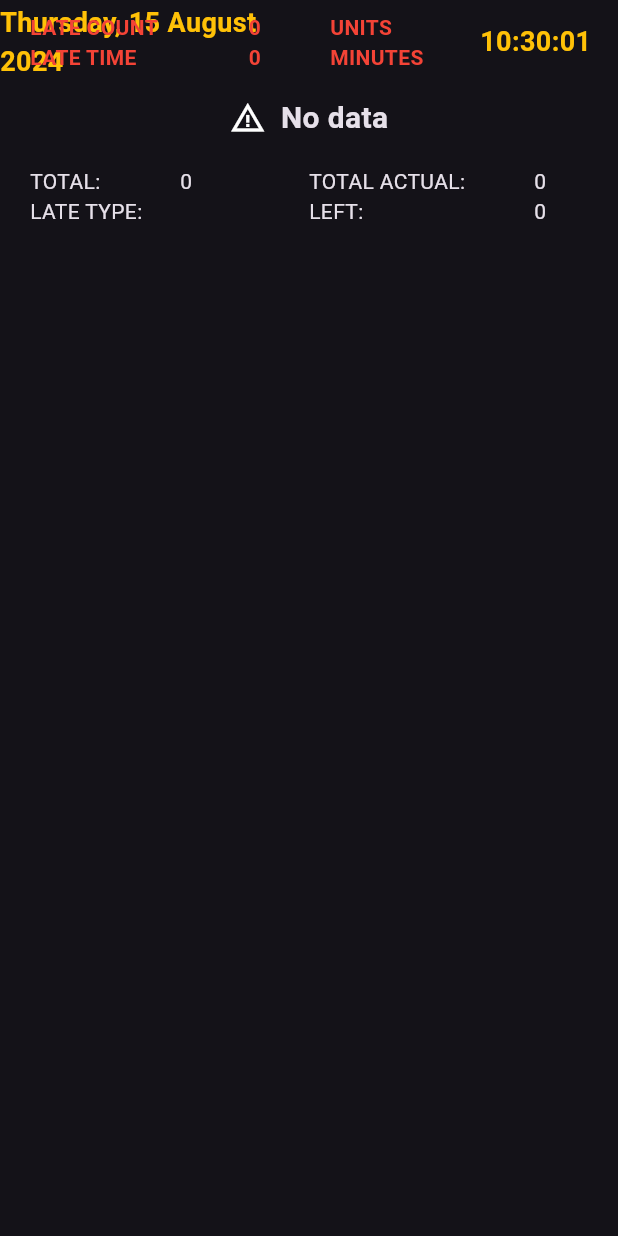
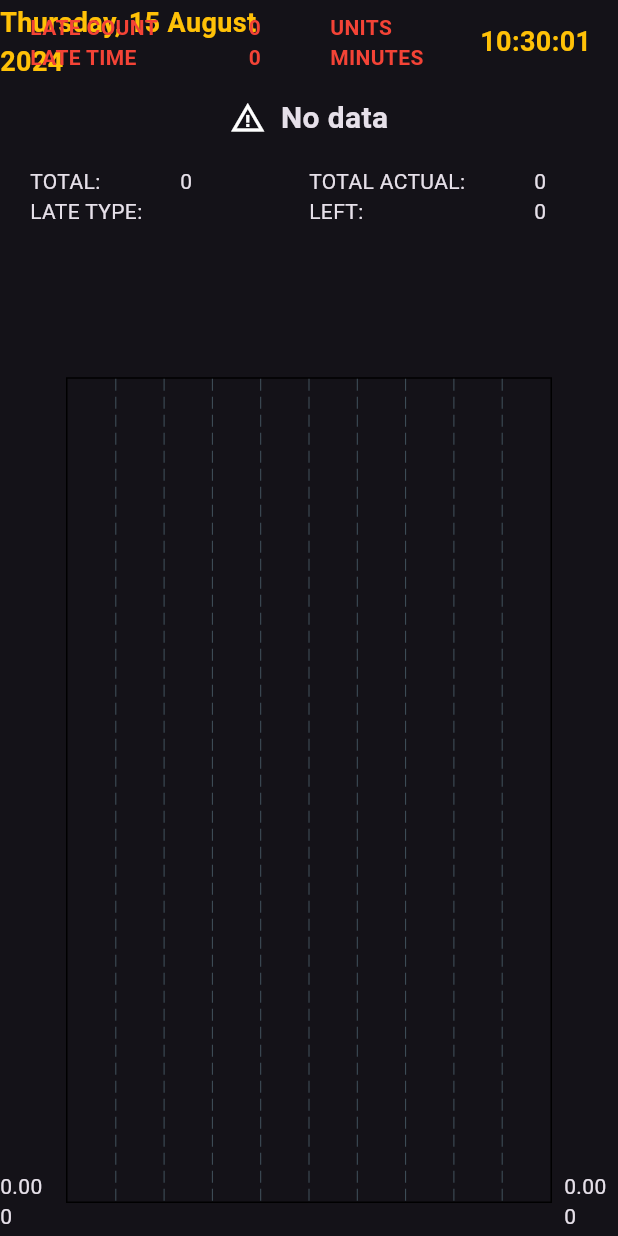
Before and after one commit to rtandil-agrotech/yanmar_app, a Flutter app: the screen it shows after launch, after a tap on "Assembly Page", on a phone screen of 412 x 824 dp. Run offline on Flutter 3.47's test engine with Material 3 defaults, Android fonts, the phone set to English and light mode, and no system bars; drawn by our look-alikes of fl_chart; our stand-ins replace equatable, flutter_bloc, get_it, go_router, supabase_flutter; accounts and stored records are empty.

Commit message:
Add graph to assembly

```diff
--- /dev/null
+++ b/lib/bloc/monthly_plan_produksi_data_fetcher_bloc/monthly_plan_produksi_data_fetcher_bloc.dart
@@ -0,0 +1,39 @@
+import 'package:flutter_bloc/flutter_bloc.dart';
+import 'package:equatable/equatable.dart';
+import 'package:supabase_flutter/supabase_flutter.dart';
+import 'package:yanmar_app/locator.dart';
+import 'package:yanmar_app/models/plan_produksi_model.dart';
+import 'package:yanmar_app/repository/supabase_repository.dart';
+
+part 'monthly_plan_produksi_data_fetcher_event.dart';
+part 'monthly_plan_produksi_data_fetcher_state.dart';
+
+class MonthlyPlanProduksiDataFetcherBloc extends Bloc<MonthlyPlanProduksiDataFetcherEvent, MonthlyPlanProduksiDataFetcherState> {
+  MonthlyPlanProduksiDataFetcherBloc() : super(MonthlyPlanProduksiDataFetcherInitial()) {
+    final DateTime now = DateTime.now();
+
+    final DateTime startTime = DateTime(now.year, now.month, 1);
+    final DateTime endTime = DateTime(now.year, now.month + 1, 1).subtract(const Duration(seconds: 1));
+
+    subs = _repo.subscribeToProductionActualChanges((p0) => add(FetchMonthlyPlanProduksiData()));
+
+    on<FetchMonthlyPlanProduksiData>((event, emit) async {
+      emit(MonthlyPlanProduksiDataFetcherLoading());
+      try {
+        final result = await _repo.getMonthlyPlanProduksi(startTime: startTime, endTime: endTime);
+        emit(MonthlyPlanProduksiDataFetcherDone(result));
+      } catch (e) {
+        emit(MonthlyPlanProduksiDataFetcherFailed(e.toString()));
+      }
+    });
+  }
+
+  final _repo = locator.get<SupabaseRepository>();
+  late final RealtimeChannel subs;
+
+  @override
+  Future<void> close() {
+    _repo.unsubscribe(subs);
+    return super.close();
+  }
+}
--- /dev/null
+++ b/lib/bloc/monthly_plan_produksi_data_fetcher_bloc/monthly_plan_produksi_data_fetcher_event.dart
@@ -0,0 +1,10 @@
+part of 'monthly_plan_produksi_data_fetcher_bloc.dart';
+
+sealed class MonthlyPlanProduksiDataFetcherEvent extends Equatable {
+  const MonthlyPlanProduksiDataFetcherEvent();
+
+  @override
+  List<Object> get props => [];
+}
+
+class FetchMonthlyPlanProduksiData extends MonthlyPlanProduksiDataFetcherEvent {}
--- /dev/null
+++ b/lib/bloc/monthly_plan_produksi_data_fetcher_bloc/monthly_plan_produksi_data_fetcher_state.dart
@@ -0,0 +1,22 @@
+part of 'monthly_plan_produksi_data_fetcher_bloc.dart';
+
+sealed class MonthlyPlanProduksiDataFetcherState extends Equatable {
+  const MonthlyPlanProduksiDataFetcherState();
+
+  @override
+  List<Object> get props => [];
+}
+
+final class MonthlyPlanProduksiDataFetcherInitial extends MonthlyPlanProduksiDataFetcherState {}
+
+final class MonthlyPlanProduksiDataFetcherLoading extends MonthlyPlanProduksiDataFetcherState {}
+
+final class MonthlyPlanProduksiDataFetcherDone extends MonthlyPlanProduksiDataFetcherState {
+  final List<MonthlyPlanProduksiModel> result;
+  const MonthlyPlanProduksiDataFetcherDone(this.result);
+}
+
+final class MonthlyPlanProduksiDataFetcherFailed extends MonthlyPlanProduksiDataFetcherState {
+  final String message;
+  const MonthlyPlanProduksiDataFetcherFailed(this.message);
+}
--- a/lib/models/production_type_model.dart
+++ b/lib/models/production_type_model.dart
@@ -5,7 +5,7 @@ import 'package:yanmar_app/models/fulfillment_model.dart';
 class ProductionTypeModel extends Equatable {
   final int id;
   final String typeName;
-  final Duration estimatedProductionTime;
+  final Duration? estimatedProductionTime;
   final List<FulfillmentModel>? fulfillment;
 
   const ProductionTypeModel({required this.id, required this.typeName, this.estimatedProductionTime = Duration.zero, this.fulfillment});
@@ -14,7 +14,7 @@ class ProductionTypeModel extends Equatable {
     return ProductionTypeModel(
       id: map['id'] as int,
       typeName: map['type_name'] as String,
-      estimatedProductionTime: (map['estimated_production_duration'] as String).parseInterval(),
+      estimatedProductionTime: (map['estimated_production_duration'] as String?)?.parseInterval(),
       fulfillment: (map['master_fulfillment'] as List<dynamic>?)?.map((e) => FulfillmentModel.fromSupabase(e)).toList(),
     );
   }
--- a/lib/pages/assembly.dart
+++ b/lib/pages/assembly.dart
@@ -1,7 +1,9 @@
 import 'dart:math';
 
+import 'package:fl_chart/fl_chart.dart';
 import 'package:flutter/material.dart';
 import 'package:flutter_bloc/flutter_bloc.dart';
+import 'package:yanmar_app/bloc/monthly_plan_produksi_data_fetcher_bloc/monthly_plan_produksi_data_fetcher_bloc.dart';
 import 'package:yanmar_app/bloc/plan_produksi_data_fetcher/plan_produksi_data_fetcher_bloc.dart';
 import 'package:intl/intl.dart';
 import 'package:yanmar_app/models/plan_produksi_model.dart';
@@ -21,23 +23,33 @@ class AssemblyPage extends StatefulWidget {
 
 class _AssemblyPageState extends State<AssemblyPage> {
   final PlanProduksiDataFetcherBloc _bloc = PlanProduksiDataFetcherBloc();
+  final MonthlyPlanProduksiDataFetcherBloc _monthlyBloc = MonthlyPlanProduksiDataFetcherBloc();
 
   @override
   void initState() {
     _bloc.add(const FetchPlanProduksiData());
+    _monthlyBloc.add(FetchMonthlyPlanProduksiData());
     super.initState();
   }
 
   @override
   void dispose() {
     _bloc.close();
+    _monthlyBloc.close();
     super.dispose();
   }
 
   @override
   Widget build(BuildContext context) {
-    return BlocProvider(
-      create: (context) => _bloc,
+    return MultiBlocProvider(
+      providers: [
+        BlocProvider(
+          create: (context) => _bloc,
+        ),
+        BlocProvider(
+          create: (context) => _monthlyBloc,
+        ),
+      ],
       child: Scaffold(
         appBar: AppBar(
           leading: Center(
@@ -99,14 +111,66 @@ class _AssemblyPageState extends State<AssemblyPage> {
             )
           ],
         ),
-        body: const Column(
+        body: Column(
           children: [
-            Center(child: AssemblyTable()),
+            const Center(child: AssemblyTable()),
+            const Flexible(
+              child: Padding(
+                padding: EdgeInsets.only(top: 10.0),
+                child: SummaryBottom(),
+              ),
+            ),
             Flexible(
-                child: Padding(
-              padding: EdgeInsets.only(top: 10.0),
-              child: SummaryBottom(),
-            )),
+              flex: 5,
+              child: BlocBuilder<MonthlyPlanProduksiDataFetcherBloc, MonthlyPlanProduksiDataFetcherState>(
+                builder: (context, state) {
+                  if (state is MonthlyPlanProduksiDataFetcherDone) {
+                    return Center(
+                      child: BarChart(
+                        BarChartData(
+                          titlesData: FlTitlesData(
+                            show: true,
+                            bottomTitles: AxisTitles(
+                              sideTitles: SideTitles(
+                                showTitles: true,
+                                getTitlesWidget: (index, meta) {
+                                  return SideTitleWidget(
+                                    axisSide: meta.axisSide,
+                                    child: Text(state.result.expand((e) => e.details).map((f) => f.type).toList().elementAt(index.toInt()).typeName),
+                                  );
+                                },
+                              ),
+                            ),
+                          ),
+                          barGroups: List.generate(
+                            state.result.expand((e) => e.details).map((f) => f.type).toSet().length,
+                            (index) => BarChartGroupData(
+                              x: index,
+                              barRods: [
+                                BarChartRodData(
+                                  toY: state.result.expand((e) => e.details).elementAt(index).qty.toDouble(),
+                                  color: Colors.grey,
+                                  rodStackItems: [
+                                    BarChartRodStackItem(
+                                      0,
+                                      state.result.expand((e) => e.details).elementAt(index).actuals.length.toDouble(),
+                                      Colors.green,
+                                    ),
+                                  ],
+                                )
+                              ],
+                            ),
+                          ),
+                        ),
+                      ),
+                    );
+                  } else if (state is MonthlyPlanProduksiDataFetcherFailed) {
+                    return Center(child: Text('Failed to load graph: ${state.message}'));
+                  }
+                  return Container();
+                },
+              ),
+            )
           ],
         ),
       ),
@@ -237,7 +301,7 @@ class _AssemblyPageState extends State<AssemblyPage> {
     }
 
     return late.isNotEmpty
-        ? Duration(seconds: late.fold(0, (total, e) => total + e.type.estimatedProductionTime.inSeconds))
+        ? Duration(seconds: late.fold(0, (total, e) => total + e.type.estimatedProductionTime!.inSeconds))
         : const Duration(seconds: 0);
   }
 }
@@ -589,7 +653,7 @@ List<DataRow> generateTable({required List<PlanProduksiModel> list, required int
     int estimatedTime = 0;
 
     for (var detail in list.firstWhere((e) => e.startTime == startTime).details) {
-      estimatedTime += detail.qty * detail.type.estimatedProductionTime.inSeconds;
+      estimatedTime += detail.qty * detail.type.estimatedProductionTime!.inSeconds;
     }
 
     widgets.add(Text('${Duration(seconds: estimatedTime).inMinutes} min'));
--- a/lib/repository/supabase_repository.dart
+++ b/lib/repository/supabase_repository.dart
@@ -136,4 +136,29 @@ class SupabaseRepository {
 
     return checklistModel;
   }
+
+  /* -------------------------- Monthly Plan Produksi ------------------------- */
+  Future<List<MonthlyPlanProduksiModel>> getMonthlyPlanProduksi({required DateTime startTime, required DateTime endTime}) async {
+    final result = await _client
+        .from('monthly_production_plan_header')
+        .select('id, start_time, end_time, monthly_production_plan_detail(id, master_production_type_header(id, type_name), production_qty, order)')
+        .gte('start_time', startTime.toUtc().toIso8601String())
+        .lte('end_time', endTime.toUtc().toIso8601String())
+        .isFilter('deleted_at', null)
+        .order('order', ascending: true, referencedTable: 'monthly_production_plan_detail');
+
+    final actuals = await _client
+        .from('production_actual')
+        .select('id, production_plan_detail(id, master_production_type_header(id, type_name)), recorded_time')
+        .gte('recorded_time', startTime.toUtc().toIso8601String())
+        .lte('recorded_time', endTime.toUtc().toIso8601String())
+        .isFilter('deleted_at', null)
+        .order('recorded_time', ascending: true);
+
+    // print(actuals);
+
+    final List<MonthlyPlanProduksiModel> monthlyPlanProduksiModel = result.map((e) => MonthlyPlanProduksiModel.fromSupabase(e, actuals)).toList();
+
+    return monthlyPlanProduksiModel;
+  }
 }
```
Also changed, not shown: lib/models/plan_produksi_model.dart (+49 -0 lines).
